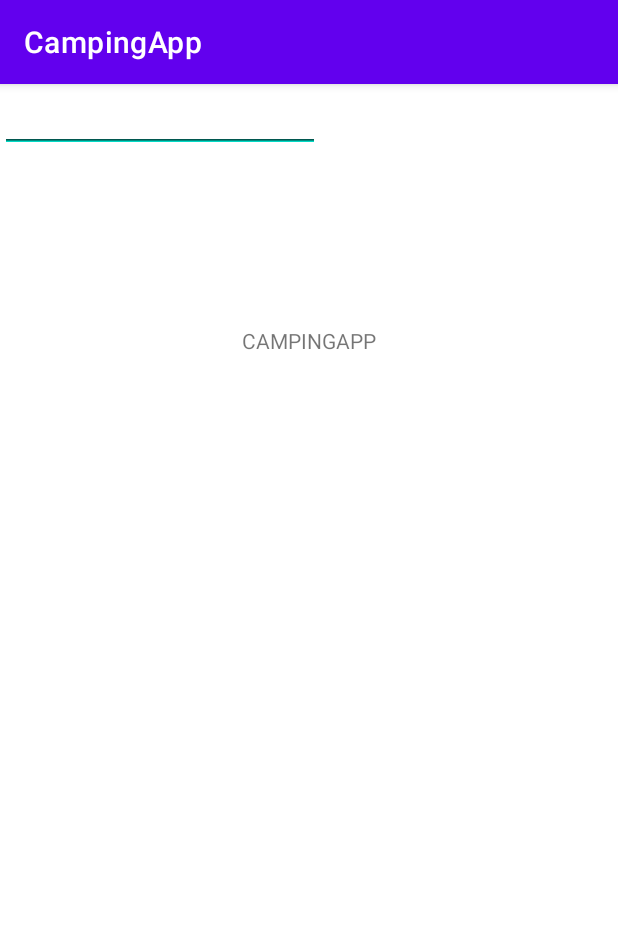
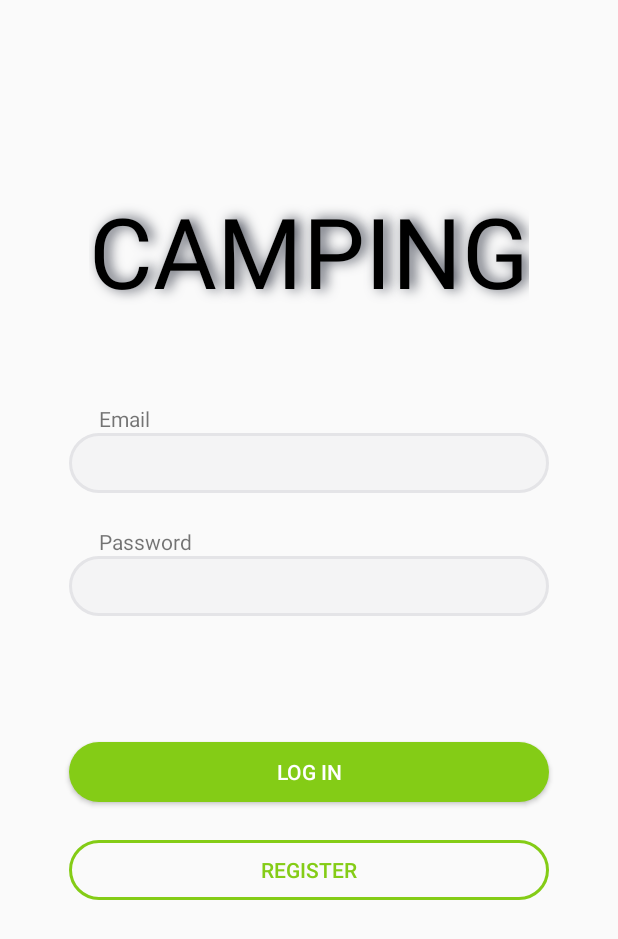
Before and after one commit to AleksaMilojkovic17252/MOSISProjAleMat, an Android app: the fragment FragmentLogin shown on its own in the app's theme, on a phone screen of 412 x 824 dp. Shown: the top 939 px of the screen. Run offline under Robolectric (Android 15) with nearby library versions, the phone set to English and light mode, and no system bars.

Commit message:
Radi se nad login-om :3

```diff
--- /dev/null
+++ b/CampingApp/app/src/main/res/drawable/et_button_shape_green.xml
@@ -0,0 +1,6 @@
+<?xml version="1.0" encoding="utf-8"?>
+<shape xmlns:android="http://schemas.android.com/apk/res/android"
+    android:shape="rectangle">
+    <solid android:color="@color/Green"></solid>
+    <corners android:radius="20dp"/>
+</shape>
--- /dev/null
+++ b/CampingApp/app/src/main/res/drawable/et_button_shape_greenstroke.xml
@@ -0,0 +1,7 @@
+<?xml version="1.0" encoding="utf-8"?>
+<shape xmlns:android="http://schemas.android.com/apk/res/android">
+    <stroke
+        android:width="2dp"
+        android:color="@color/Green" />
+    <corners android:radius="20dp"/>
+</shape>
--- /dev/null
+++ b/CampingApp/app/src/main/res/drawable/et_style.xml
@@ -0,0 +1,9 @@
+<?xml version="1.0" encoding="utf-8"?>
+<shape xmlns:android="http://schemas.android.com/apk/res/android"
+    android:shape="rectangle">
+    <stroke
+        android:width="2dp"
+        android:color="#E4E4E7" />
+   <solid android:color="@color/Gray"></solid>
+    <corners android:radius="20dp"/>
+</shape>
--- a/CampingApp/app/src/main/res/layout/fragment_login.xml
+++ b/CampingApp/app/src/main/res/layout/fragment_login.xml
@@ -9,28 +9,32 @@
 
     <EditText
         android:id="@+id/editTextTextEmailAddress"
-        android:layout_width="wrap_content"
-        android:layout_height="wrap_content"
+        android:layout_width="320dp"
+        android:layout_height="40dp"
+        android:background="@drawable/et_style"
         android:ems="10"
         android:inputType="textEmailAddress"
-        tools:layout_editor_absoluteX="121dp"
-        tools:layout_editor_absoluteY="382dp" />
+        app:layout_constraintTop_toTopOf="@id/guideline_login_email"
+        app:layout_constraintStart_toStartOf="parent"
+        app:layout_constraintEnd_toEndOf="parent"/>
 
     <EditText
         android:id="@+id/editTextTextPassword"
-        android:layout_width="wrap_content"
-        android:layout_height="wrap_content"
+        android:layout_width="320dp"
+        android:layout_height="40dp"
         android:ems="10"
         android:inputType="textPassword"
-        tools:layout_editor_absoluteX="70dp"
-        tools:layout_editor_absoluteY="292dp" />
+        android:background="@drawable/et_style"
+        app:layout_constraintTop_toTopOf="@id/guideline_login_password"
+        app:layout_constraintStart_toStartOf="parent"
+        app:layout_constraintEnd_toEndOf="parent" />
 
     <androidx.constraintlayout.widget.Guideline
         android:id="@+id/guideline2"
         android:layout_width="wrap_content"
         android:layout_height="wrap_content"
         android:orientation="horizontal"
-        app:layout_constraintGuide_percent="0.21" />
+        app:layout_constraintGuide_percent="0.15" />
 
     <TextView
         android:id="@+id/textView"
@@ -38,7 +42,82 @@
         android:layout_height="wrap_content"
         android:text="@string/app_name"
         android:textAllCaps="true"
+        android:textSize="65dp"
+        android:textColor="@color/black"
+        android:shadowDx="5"
+        android:shadowDy="0"
+        android:shadowRadius="10"
+        android:shadowColor="@color/shadowGray"
         app:layout_constraintEnd_toEndOf="parent"
         app:layout_constraintStart_toStartOf="parent"
         app:layout_constraintTop_toTopOf="@+id/guideline2" />
+
+    <androidx.constraintlayout.widget.Guideline
+        android:id="@+id/guideline_login_email"
+        android:layout_width="wrap_content"
+        android:layout_height="wrap_content"
+        android:orientation="horizontal"
+        app:layout_constraintGuide_percent="0.35" />
+
+    <androidx.constraintlayout.widget.Guideline
+        android:id="@+id/guideline_login_password"
+        android:layout_width="wrap_content"
+        android:layout_height="wrap_content"
+        android:orientation="horizontal"
+        app:layout_constraintGuide_percent="0.45" />
+
+    <TextView
+        android:id="@+id/textView2"
+        android:layout_width="wrap_content"
+        android:layout_height="wrap_content"
+        android:text="Email"
+        android:layout_marginLeft="20dp"
+        app:layout_constraintStart_toStartOf="@id/editTextTextEmailAddress"
+        app:layout_constraintBottom_toTopOf="@id/guideline_login_email" />
+
+    <TextView
+        android:id="@+id/textView3"
+        android:layout_width="wrap_content"
+        android:layout_height="wrap_content"
+        android:text="Password"
+        android:layout_marginLeft="20dp"
+        app:layout_constraintStart_toStartOf="@id/editTextTextPassword"
+        app:layout_constraintBottom_toTopOf="@id/guideline_login_password"/>
+
+    <Button
+        android:layout_width="320dp"
+        android:layout_height="40dp"
+        android:text="Log in"
+        android:background="@drawable/et_button_shape_green"
+        android:textColor="@color/white"
+        app:layout_constraintStart_toStartOf="parent"
+        app:layout_constraintEnd_toEndOf="parent"
+        app:layout_constraintTop_toTopOf="@id/guideline_login_loginButton"></Button>
+
+    <Button
+        android:layout_width="320dp"
+        android:layout_height="40dp"
+        android:text="Register"
+        android:background="@drawable/et_button_shape_greenstroke"
+        android:textColor="@color/Green"
+        app:layout_constraintStart_toStartOf="parent"
+        app:layout_constraintEnd_toEndOf="parent"
+        app:layout_constraintTop_toTopOf="@id/guideline_login_registerButton"></Button>
+
+
+    <androidx.constraintlayout.widget.Guideline
+        android:id="@+id/guideline_login_loginButton"
+        android:layout_width="wrap_content"
+        android:layout_height="wrap_content"
+        android:orientation="horizontal"
+        app:layout_constraintGuide_percent="0.6" />
+
+    <androidx.constraintlayout.widget.Guideline
+        android:id="@+id/guideline_login_registerButton"
+        android:layout_width="wrap_content"
+        android:layout_height="wrap_content"
+        android:orientation="horizontal"
+        app:layout_constraintGuide_percent="0.68" />
+
+
 </androidx.constraintlayout.widget.ConstraintLayout>
--- a/CampingApp/app/src/main/res/values-night/themes.xml
+++ b/CampingApp/app/src/main/res/values-night/themes.xml
@@ -1,6 +1,6 @@
 <resources xmlns:tools="http://schemas.android.com/tools">
     <!-- Base application theme. -->
-    <style name="Theme.CampingApp" parent="Theme.MaterialComponents.DayNight.DarkActionBar">
+    <style name="Theme.CampingApp" parent="Theme.AppCompat.Light.NoActionBar">
         <!-- Primary brand color. -->
         <item name="colorPrimary">@color/purple_200</item>
         <item name="colorPrimaryVariant">@color/purple_700</item>
--- a/CampingApp/app/src/main/res/values/colors.xml
+++ b/CampingApp/app/src/main/res/values/colors.xml
@@ -7,4 +7,7 @@
     <color name="teal_700">#FF018786</color>
     <color name="black">#FF000000</color>
     <color name="white">#FFFFFFFF</color>
+    <color name="shadowGray">#4C505C</color>
+    <color name="Gray">#F4F4F5</color>
+    <color name="Green"> #84cc16</color>
 </resources>
--- a/CampingApp/app/src/main/res/values/strings.xml
+++ b/CampingApp/app/src/main/res/values/strings.xml
@@ -1,5 +1,5 @@
 <resources>
-    <string name="app_name">CampingApp</string>
+    <string name="app_name">Camping</string>
     <!-- TODO: Remove or change this placeholder text -->
     <string name="hello_blank_fragment">Hello blank fragment</string>
 </resources>
--- a/CampingApp/app/src/main/res/values/themes.xml
+++ b/CampingApp/app/src/main/res/values/themes.xml
@@ -1,6 +1,6 @@
 <resources xmlns:tools="http://schemas.android.com/tools">
     <!-- Base application theme. -->
-    <style name="Theme.CampingApp" parent="Theme.MaterialComponents.DayNight.DarkActionBar">
+    <style name="Theme.CampingApp" parent="Theme.AppCompat.Light.NoActionBar">
         <!-- Primary brand color. -->
         <item name="colorPrimary">@color/purple_500</item>
         <item name="colorPrimaryVariant">@color/purple_700</item>
@@ -13,4 +13,14 @@
         <item name="android:statusBarColor" tools:targetApi="l">?attr/colorPrimaryVariant</item>
         <!-- Customize your theme here. -->
     </style>
+
+    <style name="Border_not_clicked" >
+        <item name="cornerFamily">rounded</item>
+        <item name="cornerSize">50%</item>
+    </style>
+    <style name="ButtonBackground" >
+        <item name="color"> @color/Green </item>
+        <item name="cornerFamily">rounded</item>
+        <item name="cornerSize">50%</item>
+    </style>
 </resources>
```
